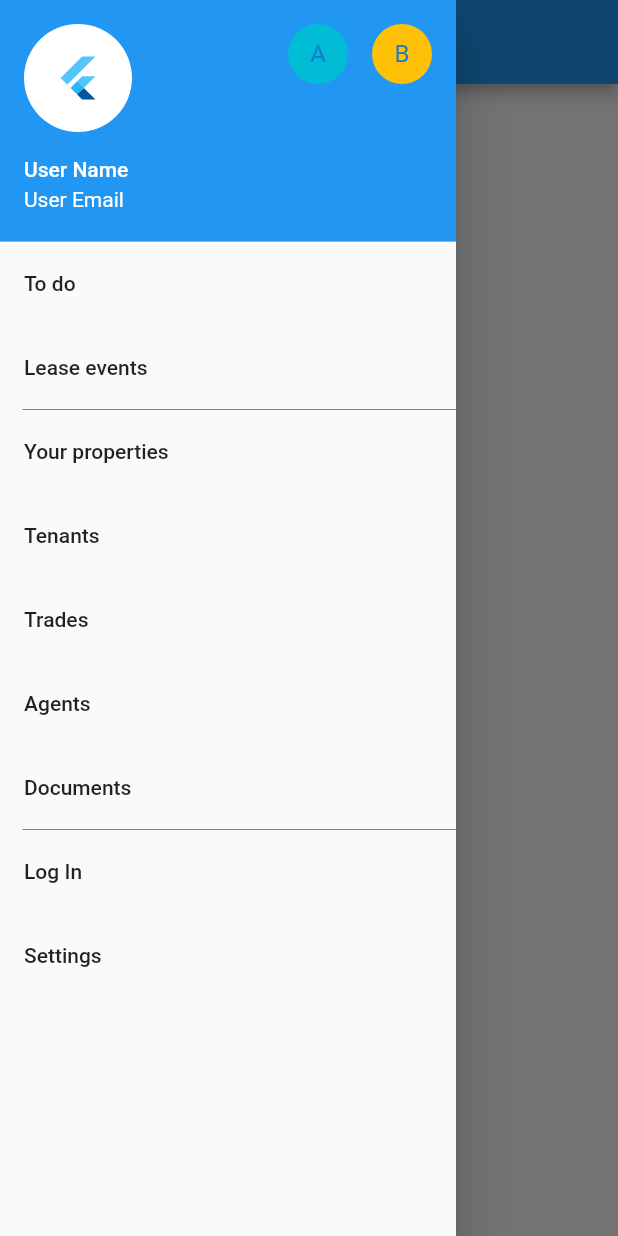
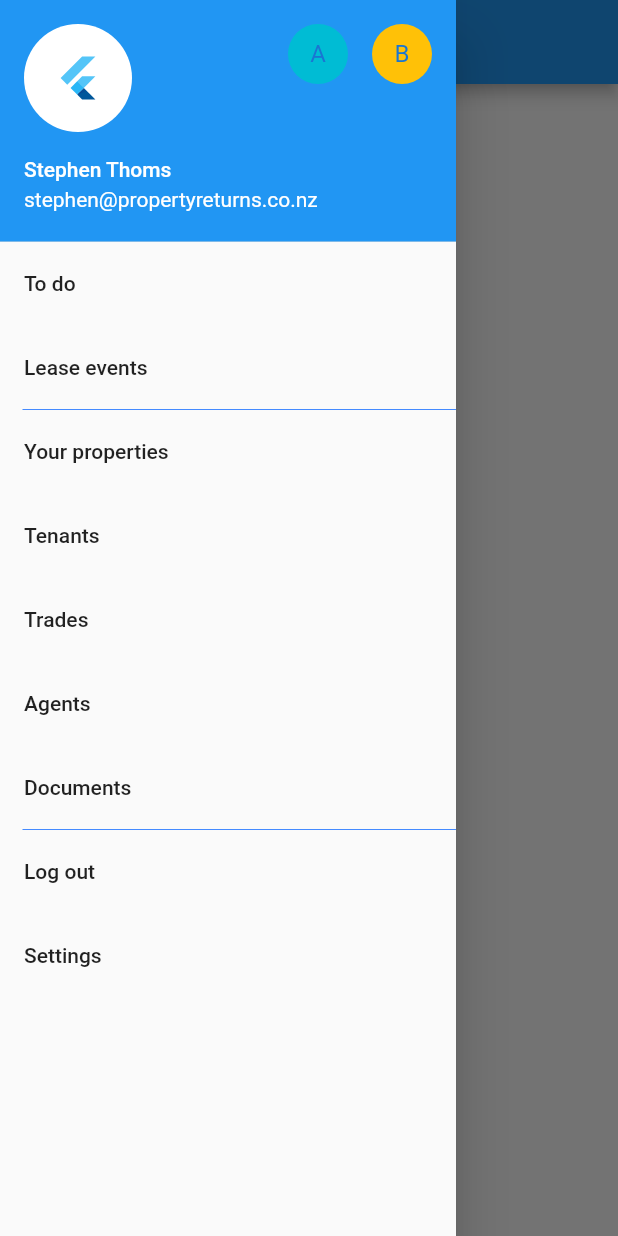
Before and after one commit to sctajc/Property_Returns_pre_flutter, a Flutter app: the screen it shows after launch, with the side drawer open, on a phone screen of 412 x 824 dp. Run offline on Flutter 3.47's test engine with Material 2 defaults, Android fonts, the phone set to English and light mode, and no system bars; our stand-ins replace cloud_firestore, firebase_auth, google_sign_in, rxdart; accounts and stored records are empty.

Commit message:
Pretend Log in working

```diff
--- a/lib/main.dart
+++ b/lib/main.dart
@@ -4,6 +4,11 @@ import 'UI/to_do.dart';
 import 'UI/properties.dart';
 import 'package:flutter/rendering.dart';
 import 'util/auth.dart';
+import 'package:property_returns/util/user.dart';
+
+String _uid = '1234';
+String _userName = 'Stephen Thoms';
+String _userEmail = 'stephen@propertyreturns.co.nz';
 
 void main() {
 //  debugPaintSizeEnabled = true;
@@ -12,6 +17,9 @@ void main() {
 
 class MyApp extends StatelessWidget {
   final appTitle = 'Property Returns';
+  final User value;
+
+  MyApp({Key key, this.value}) : super(key: key);
 
   @override
   Widget build(BuildContext context) {
@@ -22,17 +30,29 @@ class MyApp extends StatelessWidget {
   }
 }
 
-class MyHomePage extends StatelessWidget {
+class MyHomePage extends StatefulWidget {
   final String title;
 
   MyHomePage({Key key, this.title}) : super(key: key);
 
   @override
+  MyHomePageState createState() {
+    return new MyHomePageState();
+  }
+}
+
+class MyHomePageState extends State<MyHomePage> {
+  @override
   Widget build(BuildContext context) {
+    if (_uid == null) {
+      _userName = "Please Log In";
+      _userEmail = "";
+    }
+
     final drawerHeader = UserAccountsDrawerHeader(
       margin: EdgeInsets.only(bottom: 0, top: 0),
-      accountName: Text('User Name'),
-      accountEmail: Text('User Email'),
+      accountName: Text('$_userName'),
+      accountEmail: Text('$_userEmail'),
       currentAccountPicture: CircleAvatar(
         child: FlutterLogo(
           size: 32,
@@ -99,12 +119,28 @@ class MyHomePage extends StatelessWidget {
           color: Colors.blueAccent,
         ),
         ListTile(
-          title: Text('Log In'),
-//          onTap: () => null,
-          onTap: () => Navigator.push(
-              context,
-              MaterialPageRoute(
-                  builder: (BuildContext context) => LoginButton())),
+//            widget?.value?.uid ?? false
+          title: Text(_uid == null ? 'Log in' : 'Log out'),
+          onTap: () {
+            if (_uid == null) {
+              // Log in
+              Navigator.push(
+                  context,
+                  MaterialPageRoute(
+                      builder: (BuildContext context) => LoginButton()));
+            } else {
+              // Log out
+              authService.signOut();
+//              Navigator.push(
+//                  context,
+//                  MaterialPageRoute(
+//                      builder: (BuildContext context) => LoginButton()));
+            }
+          },
+//            onTap: () => Navigator.push(
+//                context,
+//                MaterialPageRoute(
+//                    builder: (BuildContext context) => LoginButton()))
         ),
         ListTile(
           title: Text('Settings'),
@@ -114,7 +150,7 @@ class MyHomePage extends StatelessWidget {
     );
 
     return Scaffold(
-      appBar: AppBar(title: Text(title)),
+      appBar: AppBar(title: Text(widget.title)),
       body: Center(child: Text('My Page!')),
       drawer: Drawer(child: drawerItems),
     );
--- a/lib/util/user.dart
+++ b/lib/util/user.dart
@@ -1,10 +1,10 @@
 class User {
-  final String username, email, password, imageUrl;
+  final String uid, username, email, imageUrl;
 
   const User({
+    this.uid,
     this.username,
     this.email,
-    this.password,
     this.imageUrl,
   });
 }
```
Also changed, not shown: lib/util/auth.dart (+13 -2 lines).
